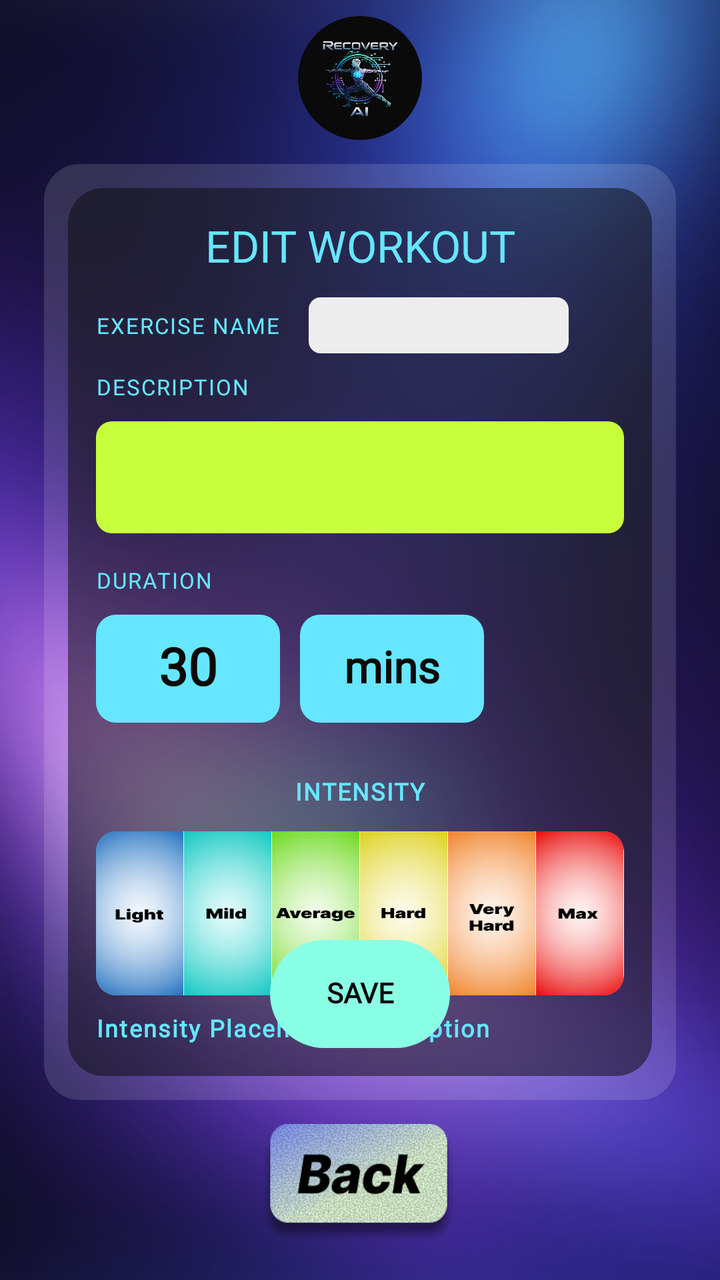
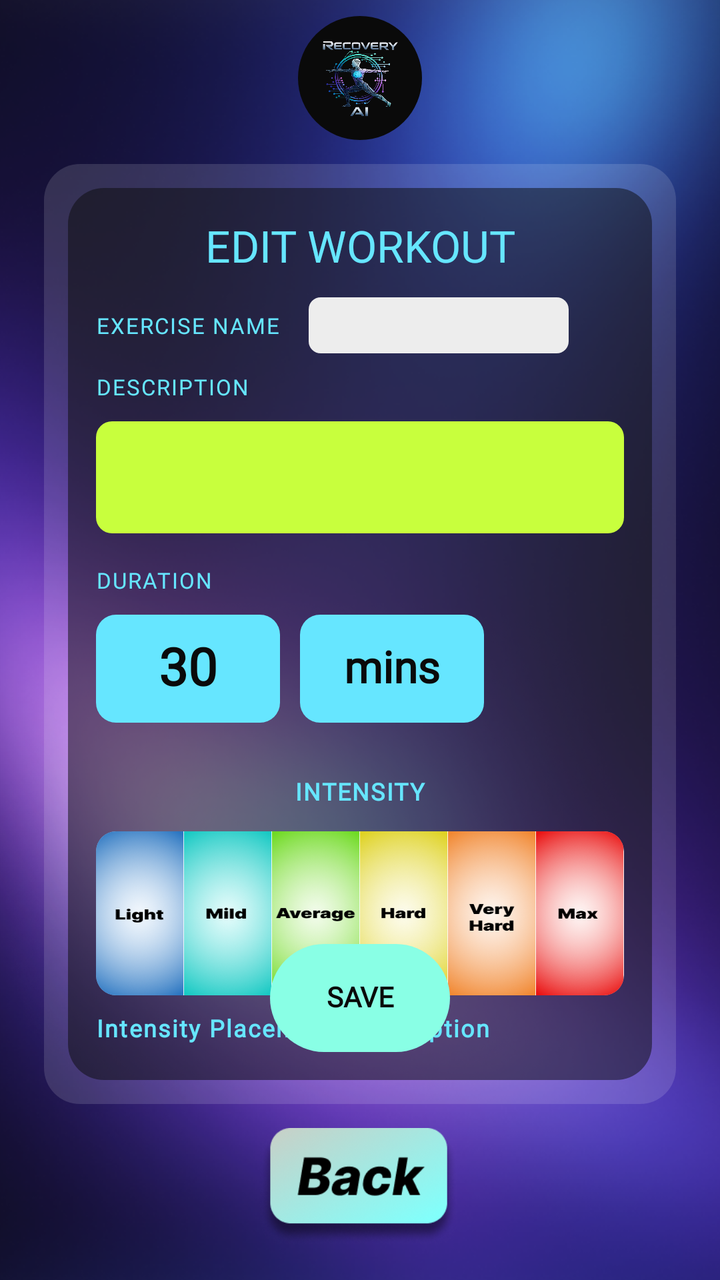

Before-and-after screenshots of an Android layout around one commit, followed by the original layout XML and the change that was made.
<!-- AndroidManifest.xml: application theme Theme.RecoveryAI -->
<!-- res/layout/edit_workout.xml -->
<?xml version="1.0" encoding="utf-8"?>
<androidx.constraintlayout.widget.ConstraintLayout
    xmlns:android="http://schemas.android.com/apk/res/android"
    xmlns:app="http://schemas.android.com/apk/res-auto"
    android:layout_width="match_parent"
    android:layout_height="match_parent">


    <ImageView
        android:id="@+id/bg"
        android:layout_width="0dp"
        android:layout_height="0dp"
        android:scaleType="centerCrop"
        android:src="@drawable/bg_auth"
        app:layout_constraintTop_toTopOf="parent"
        app:layout_constraintBottom_toBottomOf="parent"
        app:layout_constraintStart_toStartOf="parent"
        app:layout_constraintEnd_toEndOf="parent"/>


    <FrameLayout
        android:id="@+id/logoCircle"
        android:layout_width="62dp"
        android:layout_height="62dp"
        android:background="@drawable/logo_circle_black"
        android:padding="8dp"
        android:layout_marginTop="8dp"
        app:layout_constraintTop_toTopOf="parent"
        app:layout_constraintStart_toStartOf="parent"
        app:layout_constraintEnd_toEndOf="parent">

        <ImageView
            android:id="@+id/imgLogo"
            android:layout_width="match_parent"
            android:layout_height="match_parent"
            android:src="@drawable/ic_launcher_logo"
            android:scaleType="fitCenter"/>
    </FrameLayout>


    <FrameLayout
        android:id="@+id/glassCard"
        android:layout_width="0dp"
        android:layout_height="0dp"
        android:layout_marginStart="22dp"
        android:layout_marginEnd="22dp"
        android:layout_marginTop="12dp"
        android:layout_marginBottom="12dp"
        android:background="@drawable/bg_glass"
        app:layout_constraintTop_toBottomOf="@id/logoCircle"
        app:layout_constraintBottom_toTopOf="@id/btnBack"
        app:layout_constraintStart_toStartOf="parent"
        app:layout_constraintEnd_toEndOf="parent">

        <androidx.constraintlayout.widget.ConstraintLayout
            android:layout_width="match_parent"
            android:layout_height="match_parent"
            android:padding="12dp">

            <androidx.constraintlayout.widget.ConstraintLayout
                android:id="@+id/panel"
                android:layout_width="0dp"
                android:layout_height="0dp"
                android:background="@drawable/panel_light_black"
                android:padding="14dp"
                app:layout_constraintTop_toTopOf="parent"
                app:layout_constraintBottom_toBottomOf="parent"
                app:layout_constraintStart_toStartOf="parent"
                app:layout_constraintEnd_toEndOf="parent">

                
                <TextView
                    android:id="@+id/title"
                    android:layout_width="0dp"
                    android:layout_height="wrap_content"
                    android:text="EDIT WORKOUT"
                    android:textColor="#66E6FF"
                    android:textSize="22sp"
                    android:fontFamily="@font/inter_light"
                    android:gravity="center"
                    app:layout_constraintTop_toTopOf="parent"
                    app:layout_constraintStart_toStartOf="parent"
                    app:layout_constraintEnd_toEndOf="parent" />

                
                <TextView
                    android:id="@+id/exerciseNameLabel"
                    android:layout_width="wrap_content"
                    android:layout_height="wrap_content"
                    android:layout_marginTop="18dp"
                    android:text="EXERCISE NAME"
                    android:textColor="#66E6FF"
                    android:textSize="11sp"
                    android:letterSpacing="0.06"
                    android:fontFamily="@font/inter_bold"
                    app:layout_constraintTop_toBottomOf="@id/title"
                    app:layout_constraintStart_toStartOf="parent" />

                
                <EditText
                    android:id="@+id/etExerciseName"
                    android:layout_width="130dp"
                    android:layout_height="28dp"
                    android:layout_marginStart="14dp"
                    android:background="@drawable/input_white_box"
                    android:hint=""
                    android:textColor="#0A0A0A"
                    android:textSize="12sp"
                    android:fontFamily="@font/inter_bold"
                    android:gravity="center_vertical"
                    android:paddingStart="10dp"
                    android:paddingEnd="10dp"
                    android:singleLine="true"
                    android:inputType="text"
                    android:includeFontPadding="false"
                    app:layout_constraintTop_toTopOf="@id/exerciseNameLabel"
                    app:layout_constraintBottom_toBottomOf="@id/exerciseNameLabel"
                    app:layout_constraintStart_toEndOf="@id/exerciseNameLabel" />

                
                <TextView
                    android:id="@+id/descriptionLabel"
                    android:layout_width="wrap_content"
                    android:layout_height="wrap_content"
                    android:layout_marginTop="16dp"
                    android:text="DESCRIPTION"
                    android:textColor="#66E6FF"
                    android:textSize="11sp"
                    android:letterSpacing="0.06"
                    android:fontFamily="@font/inter_bold"
                    app:layout_constraintTop_toBottomOf="@id/exerciseNameLabel"
                    app:layout_constraintStart_toStartOf="parent" />

                
                <EditText
                    android:id="@+id/etDescription"
                    android:layout_width="0dp"
                    android:layout_height="56dp"
                    android:layout_marginTop="10dp"
                    android:background="@drawable/input_lime_box"
                    android:hint=""
                    android:textColor="#0A0A0A"
                    android:textSize="12sp"
                    android:fontFamily="@font/inter_bold"
                    android:gravity="top|start"
                    android:paddingStart="12dp"
                    android:paddingEnd="12dp"
                    android:paddingTop="10dp"
                    android:paddingBottom="10dp"
                    android:inputType="textMultiLine"
                    android:includeFontPadding="false"
                    app:layout_constraintTop_toBottomOf="@id/descriptionLabel"
                    app:layout_constraintStart_toStartOf="parent"
                    app:layout_constraintEnd_toEndOf="parent" />

                
                <TextView
                    android:id="@+id/durationLabel"
                    android:layout_width="wrap_content"
                    android:layout_height="wrap_content"
                    android:layout_marginTop="16dp"
                    android:text="DURATION"
                    android:textColor="#66E6FF"
                    android:textSize="11sp"
                    android:letterSpacing="0.06"
                    android:fontFamily="@font/inter_bold"
                    app:layout_constraintTop_toBottomOf="@id/etDescription"
                    app:layout_constraintStart_toStartOf="parent" />

                <LinearLayout
                    android:id="@+id/durationRow"
                    android:layout_width="0dp"
                    android:layout_height="54dp"
                    android:layout_marginTop="10dp"
                    android:orientation="horizontal"
                    app:layout_constraintTop_toBottomOf="@id/durationLabel"
                    app:layout_constraintStart_toStartOf="parent"
                    app:layout_constraintEnd_toEndOf="parent">

                    
                    <FrameLayout
                        android:id="@+id/durationValueWrap"
                        android:layout_width="92dp"
                        android:layout_height="match_parent">

                        <View
                            android:layout_width="match_parent"
                            android:layout_height="match_parent"
                            android:background="@drawable/metric_cyan_box" />

                        <EditText
                            android:id="@+id/etDurationValue"
                            android:layout_width="match_parent"
                            android:layout_height="match_parent"
                            android:background="@null"
                            android:text="30"
                            android:textColor="#0A0A0A"
                            android:textStyle="bold"
                            android:textSize="26sp"
                            android:fontFamily="@font/inter_extrabold"
                            android:gravity="center"
                            android:singleLine="true"
                            android:inputType="number"
                            android:includeFontPadding="false"
                            android:paddingStart="10dp"
                            android:paddingEnd="10dp" />
                    </FrameLayout>

                    <Space
                        android:layout_width="10dp"
                        android:layout_height="1dp" />

                    
                    <FrameLayout
                        android:id="@+id/durationUnitWrap"
                        android:layout_width="92dp"
                        android:layout_height="match_parent">

                        <View
                            android:layout_width="match_parent"
                            android:layout_height="match_parent"
                            android:background="@drawable/metric_cyan_box" />

                        <TextView
                            android:id="@+id/durationUnit"
                            android:layout_width="match_parent"
                            android:layout_height="match_parent"
                            android:text="mins"
                            android:textColor="#0A0A0A"
                            android:textStyle="bold"
                            android:textSize="22sp"
                            android:fontFamily="@font/inter_extrabold"
                            android:gravity="center"
                            android:includeFontPadding="false" />
                    </FrameLayout>

                    <Space
                        android:layout_width="14dp"
                        android:layout_height="1dp" />

                </LinearLayout>

                
                <TextView
                    android:id="@+id/intensityLabel"
                    android:layout_width="wrap_content"
                    android:layout_height="wrap_content"
                    android:layout_marginTop="26dp"
                    android:text="INTENSITY"
                    android:textColor="#66E6FF"
                    android:textSize="12sp"
                    android:textStyle="bold"
                    android:fontFamily="@font/inter_bold"
                    android:letterSpacing="0.06"
                    app:layout_constraintTop_toBottomOf="@id/durationRow"
                    app:layout_constraintStart_toStartOf="parent"
                    app:layout_constraintEnd_toEndOf="parent" />

                <TextView
                    android:id="@+id/intensityDescription"
                    android:layout_width="314dp"
                    android:layout_height="57dp"
                    android:layout_marginTop="8dp"
                    android:fontFamily="@font/inter_bold"
                    android:letterSpacing="0.06"
                    android:text="Intensity Placeholder Descrption"
                    android:textColor="#66E6FF"
                    android:textSize="12sp"
                    android:textStyle="bold"
                    app:layout_constraintEnd_toEndOf="parent"
                    app:layout_constraintHorizontal_bias="0.008"
                    app:layout_constraintStart_toStartOf="parent"
                    app:layout_constraintTop_toBottomOf="@+id/intensityCard" />

                
                <androidx.cardview.widget.CardView
                    android:id="@+id/intensityCard"
                    android:layout_width="0dp"
                    android:layout_height="82dp"
                    android:layout_marginTop="12dp"
                    app:cardCornerRadius="10dp"
                    app:cardElevation="0dp"
                    app:cardUseCompatPadding="false"
                    app:layout_constraintTop_toBottomOf="@id/intensityLabel"
                    app:layout_constraintStart_toStartOf="parent"
                    app:layout_constraintEnd_toEndOf="parent">

                    <LinearLayout
                        android:id="@+id/intensityRow"
                        android:layout_width="match_parent"
                        android:layout_height="match_parent"
                        android:orientation="horizontal"
                        android:weightSum="6">

                        <ImageView
                            android:id="@+id/intensityLight"
                            android:layout_width="0dp"
                            android:layout_height="match_parent"
                            android:layout_weight="1"
                            android:src="@drawable/intensity_light"
                            android:scaleType="fitXY"
                            android:contentDescription="@null" />

                        <ImageView
                            android:id="@+id/intensityMild"
                            android:layout_width="0dp"
                            android:layout_height="match_parent"
                            android:layout_weight="1"
                            android:src="@drawable/intensity_mild"
                            android:scaleType="fitXY"
                            android:contentDescription="@null" />

                        <ImageView
                            android:id="@+id/intensityAverage"
                            android:layout_width="0dp"
                            android:layout_height="match_parent"
                            android:layout_weight="1"
                            android:src="@drawable/intensity_average"
                            android:scaleType="fitXY"
                            android:contentDescription="@null" />

                        <ImageView
                            android:id="@+id/intensityHard"
                            android:layout_width="0dp"
                            android:layout_height="match_parent"
                            android:layout_weight="1"
                            android:src="@drawable/intensity_hard"
                            android:scaleType="fitXY"
                            android:contentDescription="@null" />

                        <ImageView
                            android:id="@+id/intensityVeryHard"
                            android:layout_width="0dp"
                            android:layout_height="match_parent"
                            android:layout_weight="1"
                            android:src="@drawable/intensity_very_hard"
                            android:scaleType="fitXY"
                            android:contentDescription="@null" />

                        <ImageView
                            android:id="@+id/intensityMax"
                            android:layout_width="0dp"
                            android:layout_height="match_parent"
                            android:layout_weight="1"
                            android:src="@drawable/intensity_max"
                            android:scaleType="fitXY"
                            android:contentDescription="@null" />
                    </LinearLayout>

                </androidx.cardview.widget.CardView>

                
                <Button
                    android:id="@+id/btnSaveIntensity"
                    android:layout_width="90dp"
                    android:layout_height="54dp"
                    android:background="@drawable/save_pill_workout"
                    android:includeFontPadding="false"
                    android:stateListAnimator="@null"
                    android:text=""
                    app:backgroundTint="@null"
                    app:layout_constraintBottom_toBottomOf="parent"
                    app:layout_constraintEnd_toEndOf="parent"
                    app:layout_constraintStart_toStartOf="parent" />

                <TextView
                    android:id="@+id/saveIntensityLabel"
                    android:layout_width="90dp"
                    android:layout_height="46dp"
                    android:text="SAVE"
                    android:textColor="#0A0A0A"
                    android:textStyle="bold"
                    android:textSize="14sp"
                    android:fontFamily="@font/inter_extrabold"
                    android:gravity="center"
                    android:includeFontPadding="false"
                    android:clickable="false"
                    android:focusable="false"
                    app:layout_constraintTop_toTopOf="@id/btnSaveIntensity"
                    app:layout_constraintBottom_toBottomOf="@id/btnSaveIntensity"
                    app:layout_constraintStart_toStartOf="@id/btnSaveIntensity"
                    app:layout_constraintEnd_toEndOf="@id/btnSaveIntensity" />

            </androidx.constraintlayout.widget.ConstraintLayout>

        </androidx.constraintlayout.widget.ConstraintLayout>
    </FrameLayout>

    <Button
        android:id="@+id/btnBack"
        android:layout_width="100dp"
        android:layout_height="60dp"
        android:layout_marginBottom="18dp"
        android:background="@drawable/btn_back"
        android:text=""
        android:minWidth="0dp"
        android:minHeight="0dp"
        android:padding="0dp"
        android:stateListAnimator="@null"
        app:backgroundTint="@null"
        app:layout_constraintBottom_toBottomOf="parent"
        app:layout_constraintStart_toStartOf="parent"
        app:layout_constraintEnd_toEndOf="parent" />

</androidx.constraintlayout.widget.ConstraintLayout>
<!-- resources referenced by this layout -->
<resources>
  <!-- drawable bg_auth: png bitmap (drawable, 740075 bytes) -->
  <!-- drawable bg_glass (drawable) -->
  <?xml version="1.0" encoding="utf-8"?>
  <shape xmlns:android="http://schemas.android.com/apk/res/android">
      <solid android:color="#22FFFFFF"/>
      <corners android:radius="18dp"/>
  </shape>
  <!-- drawable btn_back: png bitmap (drawable, 61116 bytes) -->
  <!-- drawable ic_launcher_logo: png bitmap (drawable, 552614 bytes) -->
  <!-- drawable input_lime_box (drawable) -->
  <?xml version="1.0" encoding="utf-8"?>
  <shape xmlns:android="http://schemas.android.com/apk/res/android">
      <solid android:color="#C8FF3D"/>
      <corners android:radius="8dp"/>
  </shape>
  <!-- drawable input_white_box (drawable) -->
  <?xml version="1.0" encoding="utf-8"?>
  <shape xmlns:android="http://schemas.android.com/apk/res/android">
      <solid android:color="#EDEDED"/>
      <corners android:radius="6dp"/>
  </shape>
  <!-- drawable intensity_average: png bitmap (drawable, 58241 bytes) -->
  <!-- drawable intensity_hard: png bitmap (drawable, 55461 bytes) -->
  <!-- drawable intensity_light: png bitmap (drawable, 60543 bytes) -->
  <!-- drawable intensity_max: png bitmap (drawable, 61127 bytes) -->
  <!-- drawable intensity_mild: png bitmap (drawable, 54633 bytes) -->
  <!-- drawable intensity_very_hard: png bitmap (drawable, 57545 bytes) -->
  <!-- drawable logo_circle_black (drawable) -->
  <?xml version="1.0" encoding="utf-8"?>
  <shape xmlns:android="http://schemas.android.com/apk/res/android"
      android:shape="oval">
      <solid android:color="#0A0A0A"/>
  </shape>
  <!-- drawable metric_cyan_box (drawable) -->
  <?xml version="1.0" encoding="utf-8"?>
  <shape xmlns:android="http://schemas.android.com/apk/res/android">
      <solid android:color="#66E6FF"/>
      <corners android:radius="10dp"/>
  </shape>
  <!-- drawable panel_light_black (drawable) -->
  <?xml version="1.0" encoding="utf-8"?>
  <shape xmlns:android="http://schemas.android.com/apk/res/android">
      <solid android:color="#800A0A0A"/>
      <corners android:radius="18dp"/>
  </shape>
  <!-- drawable save_pill_workout (drawable) -->
  <?xml version="1.0" encoding="utf-8"?>
  <shape xmlns:android="http://schemas.android.com/apk/res/android">
      <corners android:radius="28dp"/>
  
      <gradient
          android:type="linear"
          android:angle="0"
          android:startColor="#89FFE5"
          android:endColor="#89FFE5" />
  </shape>
  <style name="Theme.RecoveryAI" parent="Theme.Material3.DayNight.NoActionBar">
  
      </style>
</resources>

<!-- the commit's change to res/layout/edit_workout.xml (unified diff, before → after) -->
@@ -389,7 +389,7 @@
     <Button
         android:id="@+id/btnBack"
         android:layout_width="100dp"
-        android:layout_height="60dp"
+        android:layout_height="58dp"
         android:layout_marginBottom="18dp"
         android:background="@drawable/btn_back"
         android:text=""
<!-- resource entries referenced after the edit -->
@@ -7,7 +7,7 @@
       <solid android:color="#22FFFFFF"/>
       <corners android:radius="18dp"/>
   </shape>
-  <!-- drawable btn_back: png bitmap (drawable, 61116 bytes) -->
+  <!-- drawable btn_back: png bitmap (drawable, 34159 bytes) -->
   <!-- drawable ic_launcher_logo: png bitmap (drawable, 552614 bytes) -->
   <!-- drawable input_lime_box (drawable) -->
   <?xml version="1.0" encoding="utf-8"?>
